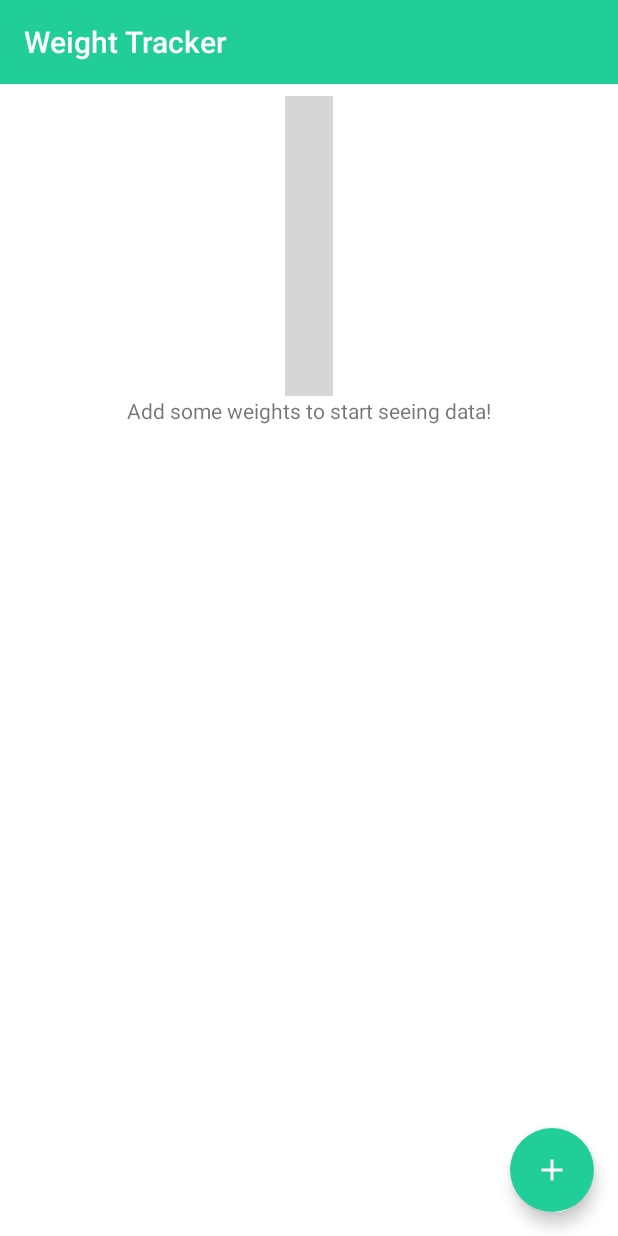
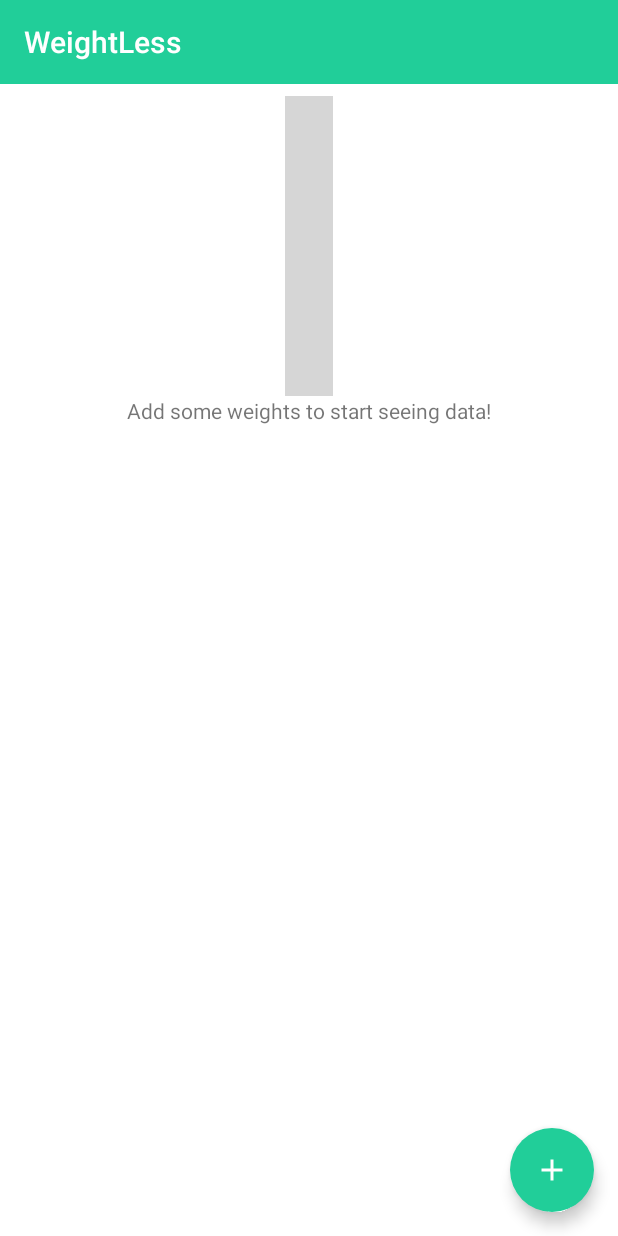
Before and after one commit to brian-norman/weightLess, an Android app: the screen it shows after launch (MainActivity), on a phone screen of 412 x 824 dp. Run offline under Robolectric (Android 15) with nearby library versions, the phone set to English and light mode, and no system bars; our stand-ins replace Room's generated code; libraries missing offline, so code that uses them is left out: com.robinhood.spark; plain views replace SparkView; 3 statements that could not run were skipped; grey boxes are pictures that could not be loaded.

Commit message:
Change name to Weightless

```diff
--- a/app/src/main/java/com/example/weighttracker/MainFragment.kt
+++ b/app/src/main/java/com/example/weighttracker/MainFragment.kt
@@ -19,7 +19,12 @@ import kotlinx.android.synthetic.main.main_fragment.*
 
 class MainFragment : Fragment() {
 
-    private val viewModel by lazy { MainViewModel(AppDatabase(requireContext()).weightDao()) }
+    private val viewModel by lazy {
+        ViewModelProviders.of(
+            this,
+            MainViewModel(AppDatabase(requireContext()).weightDao())
+        )[MainViewModel::class.java]
+    }
 
     private val chartAdapter = ChartAdapter(emptyList())
     private val weightAdapter = WeightAdapter(emptyList()) { onWeightEntryClicked(it) }
@@ -39,10 +44,10 @@ class MainFragment : Fragment() {
                 val deletedWeightEntity: WeightEntity = viewModel.deleteWeight(position)
                 Snackbar.make(
                     viewHolder.itemView,
-                    "Entry deleted!",
+                    getString(R.string.weight_deleted),
                     Snackbar.LENGTH_LONG
                 ) .apply {
-                    setAction("UNDO") { viewModel.insertWeight(deletedWeightEntity) }
+                    setAction(getString(R.string.undo)) { viewModel.insertWeight(deletedWeightEntity) }
                     setActionTextColor(Color.YELLOW)
                     show()
                 }
@@ -75,7 +80,7 @@ class MainFragment : Fragment() {
                 message.text = value.toString()
             } else {
                 val weights = viewModel.weightEntities.value ?: emptyList()
-                message.text = if (weights.isEmpty()) getString(R.string.empty_state) else getString(R.string.scrub_empty)
+                message.text = if (weights.size < 2) getString(R.string.empty_state) else getString(R.string.scrub_empty)
             }
         }
 
@@ -93,7 +98,7 @@ class MainFragment : Fragment() {
             val weights = it ?: emptyList()
             chartAdapter.setData(weights.map { weightEntity ->  weightEntity.weight })
             weightAdapter.setData(weights)
-            message.text = if (weights.isEmpty()) getString(R.string.empty_state) else getString(R.string.scrub_empty)
+            message.text = if (weights.size < 2) getString(R.string.empty_state) else getString(R.string.scrub_empty)
         })
 
         weightDialogSharedViewModel.newWeightEntity.observe(viewLifecycleOwner, Observer { weightEntity ->
--- a/app/src/main/java/com/example/weighttracker/MainViewModel.kt
+++ b/app/src/main/java/com/example/weighttracker/MainViewModel.kt
@@ -1,14 +1,15 @@
 package com.example.weighttracker
 
-import androidx.lifecycle.LiveData
-import androidx.lifecycle.ViewModel
-import androidx.lifecycle.asLiveData
-import androidx.lifecycle.viewModelScope
+import androidx.lifecycle.*
 import com.example.weighttracker.data.WeightDao
 import com.example.weighttracker.data.WeightEntity
 import kotlinx.coroutines.launch
 
-class MainViewModel(private val weightDao: WeightDao) : ViewModel() {
+class MainViewModel(private val weightDao: WeightDao) : ViewModelProvider.Factory, ViewModel() {
+
+    override fun <T : ViewModel?> create(modelClass: Class<T>): T {
+        return MainViewModel(weightDao) as T
+    }
 
     val weightEntities: LiveData<List<WeightEntity>> = weightDao.getAll().asLiveData()
 
--- a/app/src/main/java/com/example/weighttracker/WeightDialogFragment.kt
+++ b/app/src/main/java/com/example/weighttracker/WeightDialogFragment.kt
@@ -65,7 +65,7 @@ class WeightDialogFragment: DialogFragment() {
         initDatePicker()
 
         toolbar.apply {
-            title = if (args.shouldEdit) "Edit Weight" else "New Weight"
+            title = if (args.shouldEdit) getString(R.string.edit_weight) else getString(R.string.new_weight)
             setNavigationOnClickListener { dismiss() }
             inflateMenu(R.menu.weight_dialog)
             setOnMenuItemClickListener { item ->
--- a/app/src/main/res/values/strings.xml
+++ b/app/src/main/res/values/strings.xml
@@ -1,5 +1,9 @@
 <resources>
-    <string name="app_name">Weight Tracker</string>
+    <string name="app_name">WeightLess</string>
     <string name="scrub_empty">Tap and hold the graph to scrub.</string>
     <string name="empty_state">Add some weights to start seeing data!</string>
+    <string name="weight_deleted">Entry deleted!</string>
+    <string name="undo">UNDO</string>
+    <string name="edit_weight">Edit Weight</string>
+    <string name="new_weight">New Weight</string>
 </resources>
--- a/settings.gradle
+++ b/settings.gradle
@@ -1,2 +1,2 @@
 include ':app'
-rootProject.name='Weight Tracker'
+rootProject.name='WeightLess'
```
